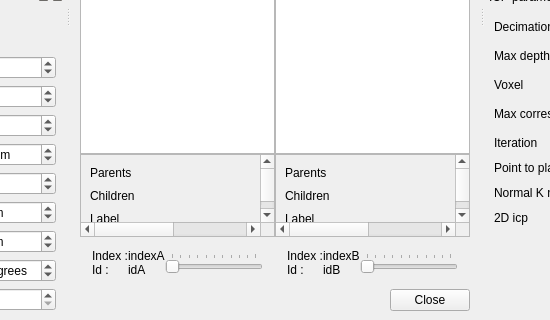
The window that guilib/src/ui/DatabaseViewer.ui (introlab/rtabmap) describes before a commit, drawn with Qt 5; both pictures show x 213 to 763 and y 542 to 862 of the 1187 by 862 pixel window.
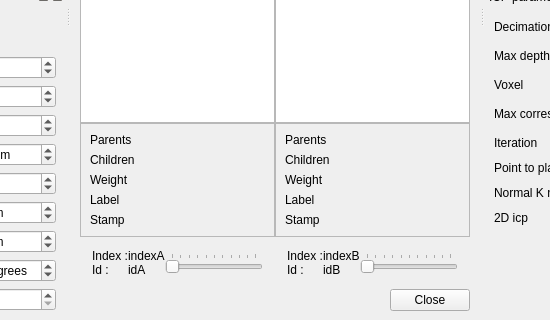
The same window after the commit. Custom widgets are drawn as their Qt base class.

Commit message: Database update (version 0.8.5): added Node.stamp and Node.label fields Added labeling mechanism of nodes (by default the first node of a map is tagged "map#")

Patch:
```diff
--- a/guilib/src/ui/DatabaseViewer.ui
+++ b/guilib/src/ui/DatabaseViewer.ui
@@ -36,13 +36,16 @@
           <property name="horizontalScrollBarPolicy">
            <enum>Qt::ScrollBarAsNeeded</enum>
           </property>
+          <property name="widgetResizable">
+           <bool>true</bool>
+          </property>
           <widget class="QWidget" name="scrollAreaWidgetContents_2">
            <property name="geometry">
             <rect>
              <x>0</x>
-             <y>-16</y>
-             <width>344</width>
-             <height>81</height>
+             <y>0</y>
+             <width>128</width>
+             <height>127</height>
             </rect>
            </property>
            <layout class="QGridLayout" name="gridLayout" columnstretch="0,1">
@@ -74,20 +77,48 @@
               </property>
              </widget>
             </item>
-            <item row="2" column="0">
+            <item row="3" column="0">
              <widget class="QLabel" name="label_childrenA_4">
               <property name="text">
                <string>Label</string>
               </property>
              </widget>
             </item>
-            <item row="2" column="1">
+            <item row="3" column="1">
              <widget class="QLabel" name="label_labelA">
               <property name="text">
                <string/>
               </property>
              </widget>
             </item>
+            <item row="4" column="0">
+             <widget class="QLabel" name="label_childrenA_6">
+              <property name="text">
+               <string>Stamp</string>
+              </property>
+             </widget>
+            </item>
+            <item row="4" column="1">
+             <widget class="QLabel" name="label_stampA">
+              <property name="text">
+               <string/>
+              </property>
+             </widget>
+            </item>
+            <item row="2" column="0">
+             <widget class="QLabel" name="label_childrenA_8">
+              <property name="text">
+               <string>Weight</string>
+              </property>
+             </widget>
+            </item>
+            <item row="2" column="1">
+             <widget class="QLabel" name="label_weightA">
+              <property name="text">
+               <string/>
+              </property>
+             </widget>
+            </item>
            </layout>
           </widget>
          </widget>
@@ -160,13 +191,16 @@
           <property name="horizontalScrollBarPolicy">
            <enum>Qt::ScrollBarAsNeeded</enum>
           </property>
+          <property name="widgetResizable">
+           <bool>true</bool>
+          </property>
           <widget class="QWidget" name="scrollAreaWidgetContents">
            <property name="geometry">
             <rect>
              <x>0</x>
-             <y>-16</y>
-             <width>344</width>
-             <height>81</height>
+             <y>0</y>
+             <width>127</width>
+             <height>127</height>
             </rect>
            </property>
            <layout class="QGridLayout" name="gridLayout_2" columnstretch="0,1">
@@ -198,20 +232,48 @@
               </property>
              </widget>
             </item>
-            <item row="2" column="0">
+            <item row="3" column="0">
              <widget class="QLabel" name="label_childrenA_5">
               <property name="text">
                <string>Label</string>
               </property>
              </widget>
             </item>
-            <item row="2" column="1">
+            <item row="3" column="1">
              <widget class="QLabel" name="label_labelB">
               <property name="text">
                <string/>
               </property>
              </widget>
             </item>
+            <item row="4" column="0">
+             <widget class="QLabel" name="label_childrenA_7">
+              <property name="text">
+               <string>Stamp</string>
+              </property>
+             </widget>
+            </item>
+            <item row="4" column="1">
+             <widget class="QLabel" name="label_stampB">
+              <property name="text">
+               <string/>
+              </property>
+             </widget>
+            </item>
+            <item row="2" column="0">
+             <widget class="QLabel" name="label_childrenA_9">
+              <property name="text">
+               <string>Weight</string>
+              </property>
+             </widget>
+            </item>
+            <item row="2" column="1">
+             <widget class="QLabel" name="label_weightB">
+              <property name="text">
+               <string/>
+              </property>
+             </widget>
+            </item>
            </layout>
           </widget>
          </widget>
```
Left out of the diff: 14 changed lines with no effect on the pictures. The commit also changes 20 other files.
